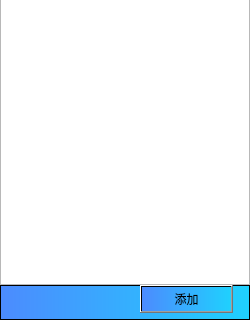
WHUCSLASD2017/nowe, file src/mainwindow.ui: the form before one commit; both pictures show x 0 to 250 and y 282 to 602 of the 250 by 602 pixel window.
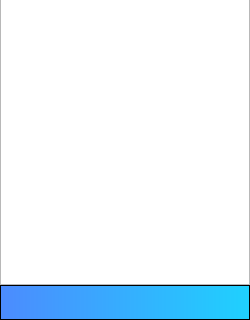
The form after the commit.

Commit message:
样式美化
样式美化

The edit to the form file:
```diff
--- a/src/mainwindow.ui
+++ b/src/mainwindow.ui
@@ -452,14 +452,18 @@
             <widget class="QPushButton" name="AddItemBtn">
              <property name="geometry">
               <rect>
-               <x>140</x>
+               <x>210</x>
                <y>0</y>
-               <width>93</width>
-               <height>28</height>
+               <width>31</width>
+               <height>31</height>
               </rect>
              </property>
+             <property name="styleSheet">
+              <string notr="true">border:none;
+background:none;</string>
+             </property>
              <property name="text">
-              <string>添加</string>
+              <string/>
              </property>
             </widget>
            </widget>
```
